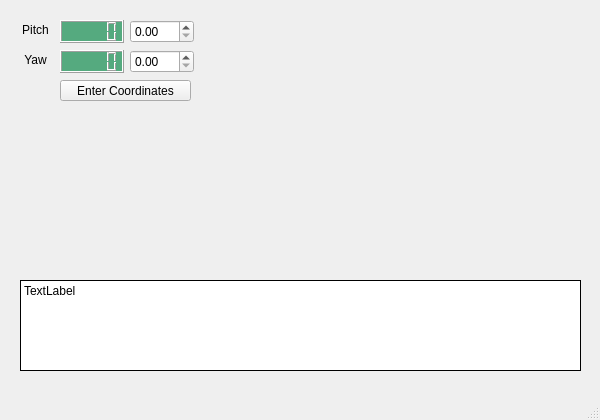
Above: raspberrypiutility.ui from MetricManifold/RaspberryPiUtility before the change. Below: the same form after it.
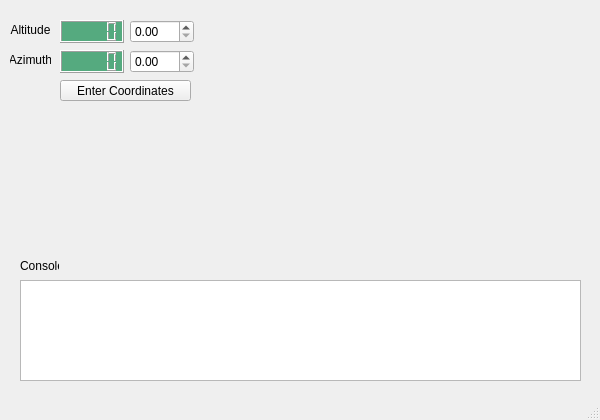
That is the form after the change.

Commit message: Removed dependency on control classes, renamed UI elements, added support for displaying 'current' coordinates.

```diff
--- a/raspberrypiutility.ui
+++ b/raspberrypiutility.ui
@@ -20,101 +20,6 @@
    <string>RaspberryPiUtility</string>
   </property>
   <widget class="QWidget" name="centralWidget">
-   <widget class="QLabel" name="console">
-    <property name="geometry">
-     <rect>
-      <x>20</x>
-      <y>280</y>
-      <width>561</width>
-      <height>91</height>
-     </rect>
-    </property>
-    <property name="palette">
-     <palette>
-      <active>
-       <colorrole role="Base">
-        <brush brushstyle="SolidPattern">
-         <color alpha="255">
-          <red>255</red>
-          <green>255</green>
-          <blue>255</blue>
-         </color>
-        </brush>
-       </colorrole>
-       <colorrole role="Window">
-        <brush brushstyle="SolidPattern">
-         <color alpha="255">
-          <red>255</red>
-          <green>255</green>
-          <blue>255</blue>
-         </color>
-        </brush>
-       </colorrole>
-      </active>
-      <inactive>
-       <colorrole role="Base">
-        <brush brushstyle="SolidPattern">
-         <color alpha="255">
-          <red>255</red>
-          <green>255</green>
-          <blue>255</blue>
-         </color>
-        </brush>
-       </colorrole>
-       <colorrole role="Window">
-        <brush brushstyle="SolidPattern">
-         <color alpha="255">
-          <red>255</red>
-          <green>255</green>
-          <blue>255</blue>
-         </color>
-        </brush>
-       </colorrole>
-      </inactive>
-      <disabled>
-       <colorrole role="Base">
-        <brush brushstyle="SolidPattern">
-         <color alpha="255">
-          <red>255</red>
-          <green>255</green>
-          <blue>255</blue>
-         </color>
-        </brush>
-       </colorrole>
-       <colorrole role="Window">
-        <brush brushstyle="SolidPattern">
-         <color alpha="255">
-          <red>255</red>
-          <green>255</green>
-          <blue>255</blue>
-         </color>
-        </brush>
-       </colorrole>
-      </disabled>
-     </palette>
-    </property>
-    <property name="autoFillBackground">
-     <bool>true</bool>
-    </property>
-    <property name="frameShape">
-     <enum>QFrame::Box</enum>
-    </property>
-    <property name="frameShadow">
-     <enum>QFrame::Plain</enum>
-    </property>
-    <property name="text">
-     <string>TextLabel</string>
-    </property>
-    <property name="alignment">
-     <set>Qt::AlignLeading|Qt::AlignLeft|Qt::AlignTop</set>
-    </property>
-    <property name="wordWrap">
-     <bool>true</bool>
-    </property>
-    <property name="margin">
-     <number>10</number>
-    </property>
-   </widget>
    <widget class="QDoubleSpinBox" name="yaw_input">
     <property name="geometry">
      <rect>
@@ -221,14 +126,14 @@
    <widget class="QLabel" name="label">
     <property name="geometry">
      <rect>
-      <x>20</x>
+      <x>10</x>
       <y>20</y>
-      <width>31</width>
+      <width>41</width>
       <height>20</height>
      </rect>
     </property>
     <property name="text">
-     <string>Pitch</string>
+     <string>Altitude</string>
     </property>
     <property name="alignment">
      <set>Qt::AlignCenter</set>
@@ -314,14 +219,14 @@
    <widget class="QLabel" name="label_2">
     <property name="geometry">
      <rect>
-      <x>20</x>
+      <x>10</x>
       <y>50</y>
-      <width>31</width>
+      <width>41</width>
       <height>20</height>
      </rect>
     </property>
     <property name="text">
-     <string>Yaw</string>
+     <string>Azimuth</string>
     </property>
     <property name="alignment">
      <set>Qt::AlignCenter</set>
@@ -340,6 +245,29 @@
      <string>Enter Coordinates</string>
     </property>
    </widget>
+   <widget class="QLabel" name="label_3">
+    <property name="geometry">
+     <rect>
+      <x>20</x>
+      <y>260</y>
+      <width>39</width>
+      <height>11</height>
+     </rect>
+    </property>
+    <property name="text">
+     <string>Console</string>
+    </property>
+   </widget>
+   <widget class="QTextBrowser" name="console">
+    <property name="geometry">
+     <rect>
+      <x>20</x>
+      <y>280</y>
+      <width>561</width>
+      <height>101</height>
+     </rect>
+    </property>
+   </widget>
   </widget>
   <widget class="QStatusBar" name="statusBar"/>
   <widget class="QMenuBar" name="menuBar">
```
Left out of the diff: 4 changed lines with no effect on the pictures. The commit also changes 2 other files.
